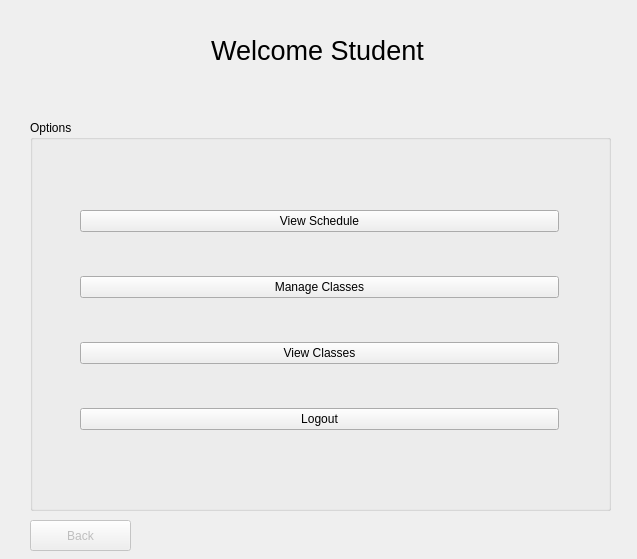
Old version of the form Form Files/studentView.ui in the repository alixabahena/SIMS.
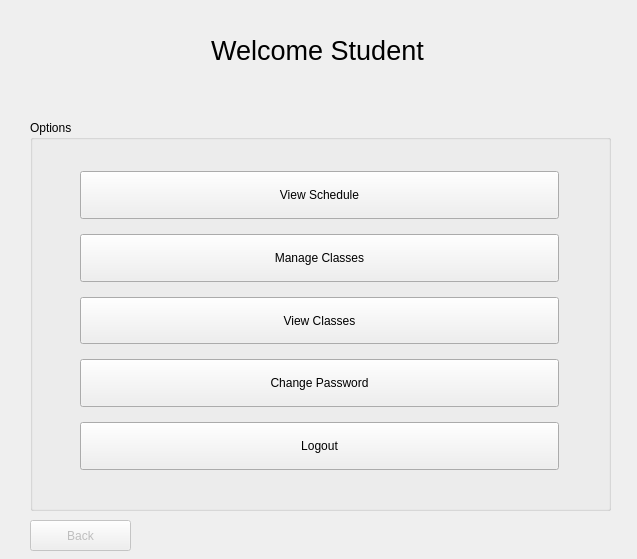
New version of the form.

Commit message: added change password button

What changed in the file:
```diff
--- a/Form Files/studentView.ui
+++ b/Form Files/studentView.ui
@@ -70,10 +70,16 @@
       </property>
       <layout class="QVBoxLayout" name="verticalLayout">
        <property name="spacing">
-        <number>5</number>
+        <number>15</number>
        </property>
        <item>
         <widget class="QPushButton" name="viewScheduleButton">
+         <property name="sizePolicy">
+          <sizepolicy hsizetype="Minimum" vsizetype="Minimum">
+           <horstretch>0</horstretch>
+           <verstretch>0</verstretch>
+          </sizepolicy>
+         </property>
          <property name="text">
           <string>View Schedule</string>
          </property>
@@ -81,6 +87,12 @@
        </item>
        <item>
         <widget class="QPushButton" name="manageClassesButton">
+         <property name="sizePolicy">
+          <sizepolicy hsizetype="Minimum" vsizetype="Minimum">
+           <horstretch>0</horstretch>
+           <verstretch>0</verstretch>
+          </sizepolicy>
+         </property>
          <property name="text">
           <string>Manage Classes</string>
          </property>
@@ -88,13 +100,38 @@
        </item>
        <item>
         <widget class="QPushButton" name="viewClassesButton">
+         <property name="sizePolicy">
+          <sizepolicy hsizetype="Minimum" vsizetype="Minimum">
+           <horstretch>0</horstretch>
+           <verstretch>0</verstretch>
+          </sizepolicy>
+         </property>
          <property name="text">
           <string>View Classes</string>
          </property>
         </widget>
        </item>
+       <item>
+        <widget class="QPushButton" name="pushButton">
+         <property name="sizePolicy">
+          <sizepolicy hsizetype="Minimum" vsizetype="Minimum">
+           <horstretch>0</horstretch>
+           <verstretch>0</verstretch>
+          </sizepolicy>
+         </property>
+         <property name="text">
+          <string>Change Password</string>
+         </property>
+        </widget>
+       </item>
        <item>
         <widget class="QPushButton" name="logoutButton">
+         <property name="sizePolicy">
+          <sizepolicy hsizetype="Minimum" vsizetype="Minimum">
+           <horstretch>0</horstretch>
+           <verstretch>0</verstretch>
+          </sizepolicy>
+         </property>
          <property name="text">
           <string>Logout</string>
          </property>
```
The commit also changes 1 other file.
